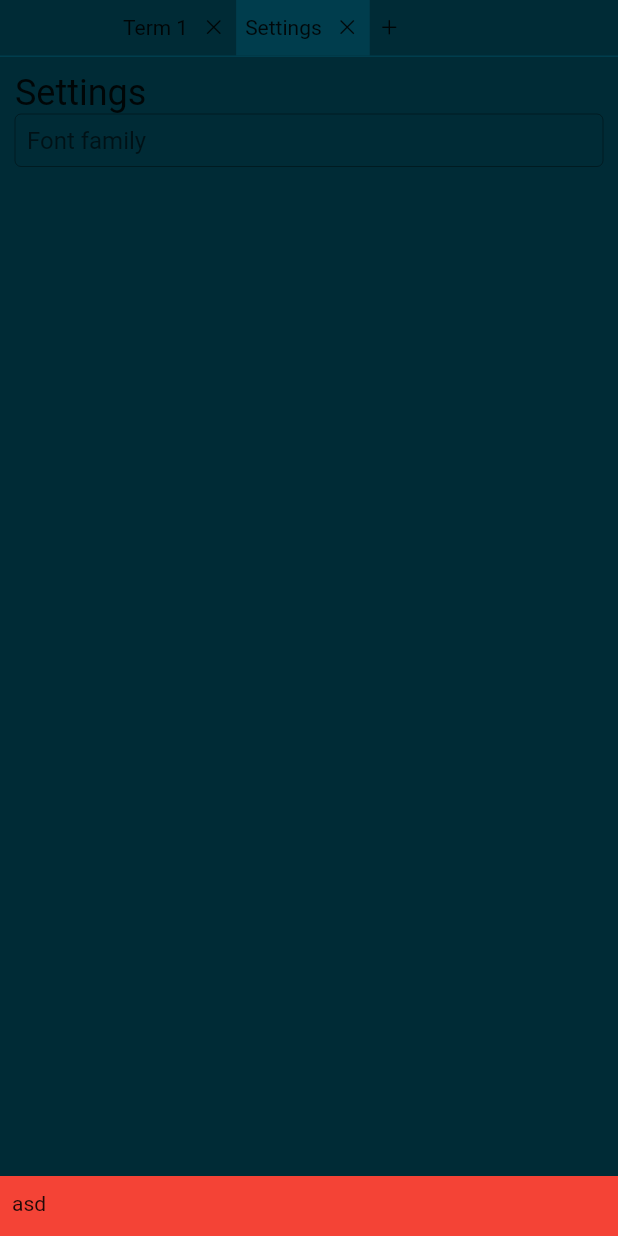
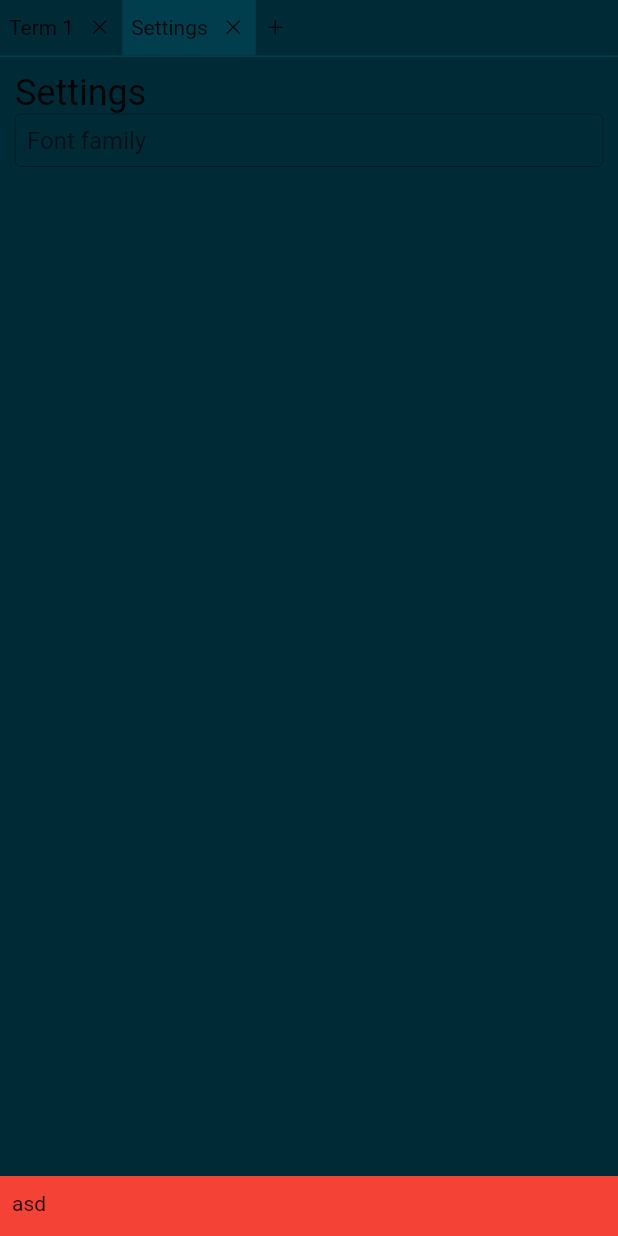
Before and after one commit to cheber-org/cheber-term, a Flutter app: the screen it shows after launch, after a tap on "Settings", on a phone screen of 412 x 824 dp. Run offline on Flutter 3.47's test engine with Material 2 defaults, Android fonts, the phone set to English and light mode, and no system bars; missing offline and left inert: flutter_acrylic, flutter_pty, xterm.

Commit message:
fix macos padding

```diff
--- a/lib/modules/area-manager/view.dart
+++ b/lib/modules/area-manager/view.dart
@@ -1,3 +1,5 @@
+import 'dart:io';
+
 import 'package:cheber/config/theme.dart';
 import 'package:cheber/modules/area-manager/models/tab.dart';
 import 'package:cheber/modules/plugins/core/settings/view.dart';
@@ -62,7 +64,7 @@ class _AreaManagerViewState extends State<AreaManagerView> {
               ),
             ),
             height: 38,
-            padding: const EdgeInsets.only(left: 76),
+            padding: EdgeInsets.only(left: Platform.isMacOS ? 76 : 0),
             child: CheberTabs(
               onNewTab: () {
                 setState(() {
```
